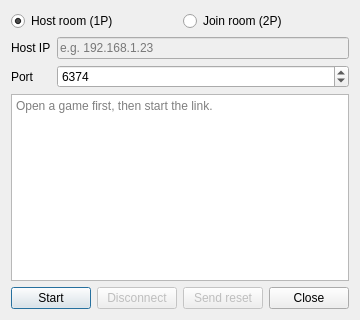
Qt form src/platform/qt/LinkView.ui (zx14855735/mgbax) before a commit.
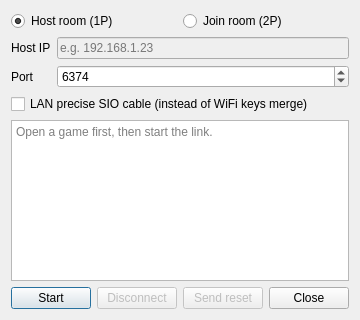
The same form after that commit. Icons and pictures are not drawn.

Commit message: PC版移植: LAN SIO 联机线(mgba_mobile GbaLinkDriver 移植,双核 MULTI 传输 E2E PASS)

```diff
--- a/src/platform/qt/LinkView.ui
+++ b/src/platform/qt/LinkView.ui
@@ -79,6 +79,16 @@
     </widget>
    </item>
    <item row="3" column="0" colspan="2">
+    <widget class="QCheckBox" name="lanMode">
+     <property name="toolTip">
+      <string>Precise SIO link cable over LAN (port 18765). Same protocol as the Android/iOS LAN mode; supports in-game battles and trades.</string>
+     </property>
+     <property name="text">
+      <string>LAN precise SIO cable (instead of WiFi keys merge)</string>
+     </property>
+    </widget>
+   </item>
+   <item row="4" column="0" colspan="2">
     <widget class="QTextEdit" name="status">
      <property name="readOnly">
       <bool>true</bool>
@@ -88,7 +98,7 @@
      </property>
     </widget>
    </item>
-   <item row="4" column="0" colspan="2">
+   <item row="5" column="0" colspan="2">
     <layout class="QHBoxLayout" name="buttonLayout">
      <item>
       <widget class="QPushButton" name="start">
```
The commit also changes 8 other files.
